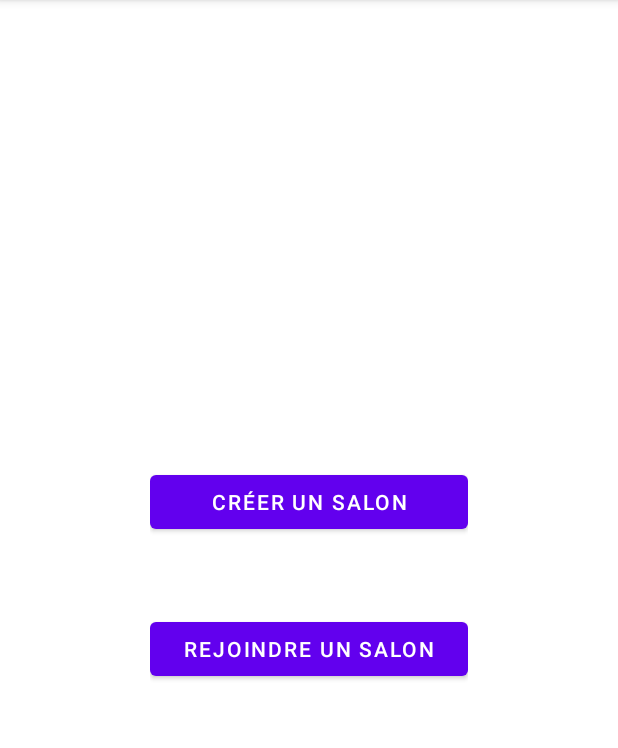
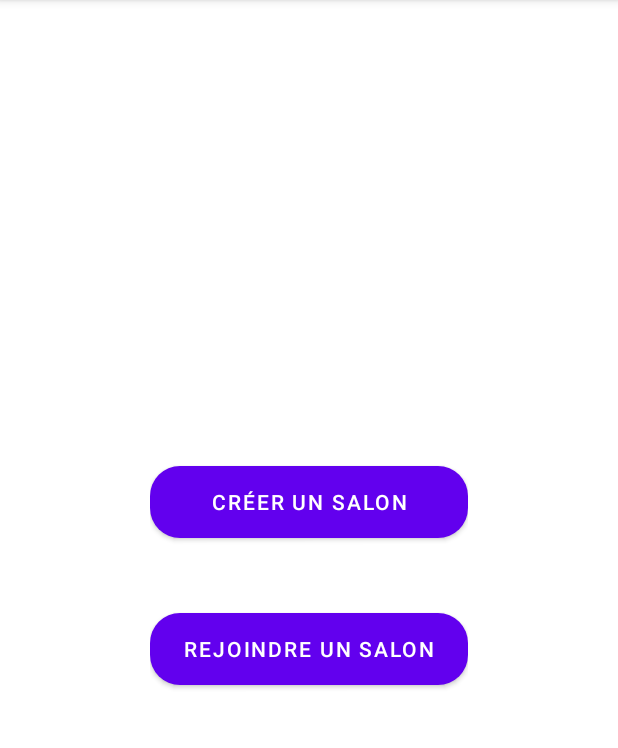
Before and after one commit to trak-dev/pictochat, an Android app: the screen it shows after launch (MainActivity), on a phone screen of 412 x 824 dp, the part 84-832 px from its top. Run offline under Robolectric (Android 15) with nearby library versions, the phone set to English and light mode, and no system bars.

Commit message:
changé la forme des button

```diff
--- a/app/src/main/res/drawable/button_background.xml
+++ b/app/src/main/res/drawable/button_background.xml
@@ -1,6 +1,5 @@
 <?xml version="1.0" encoding="utf-8"?>
-<shape xmlns:android="http://schemas.android.com/apk/res/android"
-    android:shape="rectangle">
+<shape xmlns:android="http://schemas.android.com/apk/res/android" android:shape="rectangle">
     <solid android:color="@color/vert"/>
     <corners android:radius="20dp"/>
 </shape>
--- a/app/src/main/res/layout/activity_accueil.xml
+++ b/app/src/main/res/layout/activity_accueil.xml
@@ -24,12 +24,14 @@
             android:layout_width="match_parent"
             android:layout_height="wrap_content"
             android:layout_marginBottom="50dp"
+            android:background="@drawable/button_background"
             android:text="Créer un Salon" />
 
         <Button
             android:id="@+id/btnrejoindre"
             android:layout_width="match_parent"
             android:layout_height="wrap_content"
+            android:background="@drawable/button_background"
             android:text="rejoindre un Salon" />
 
 
--- a/app/src/main/res/layout/activity_creation_room.xml
+++ b/app/src/main/res/layout/activity_creation_room.xml
@@ -128,6 +128,7 @@
             android:layout_height="wrap_content"
             android:layout_marginTop="30dp"
             android:layout_marginHorizontal="100dp"
+            android:background="@drawable/button_background"
             android:text="Creer" />
 
     </LinearLayout>
```
